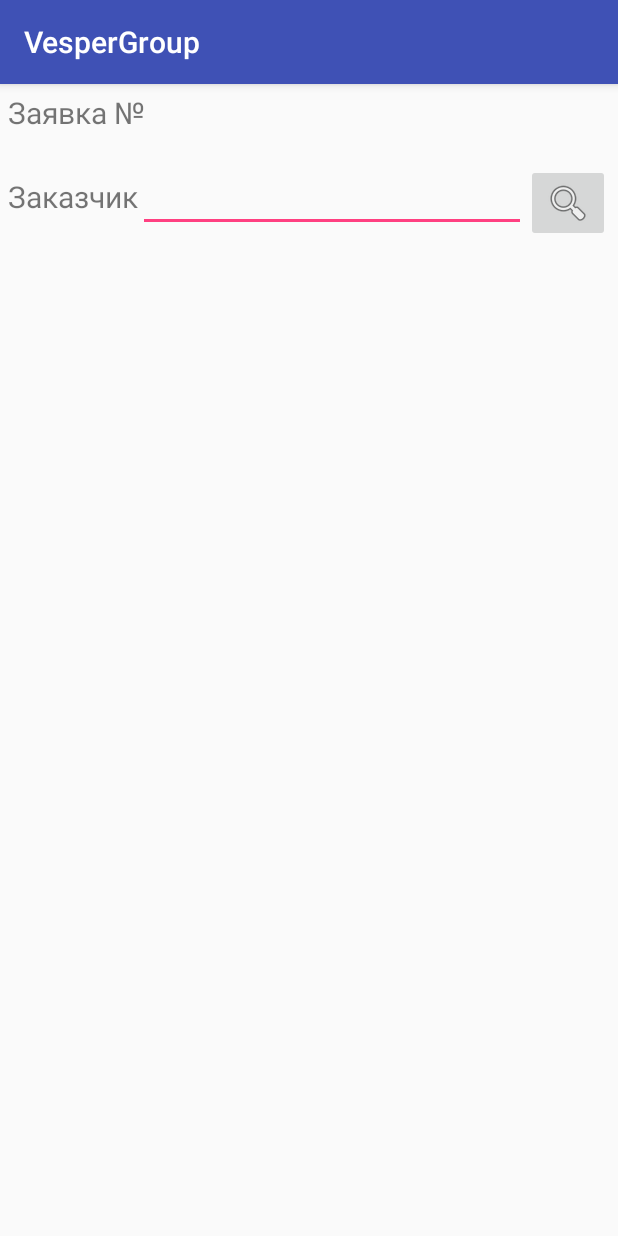
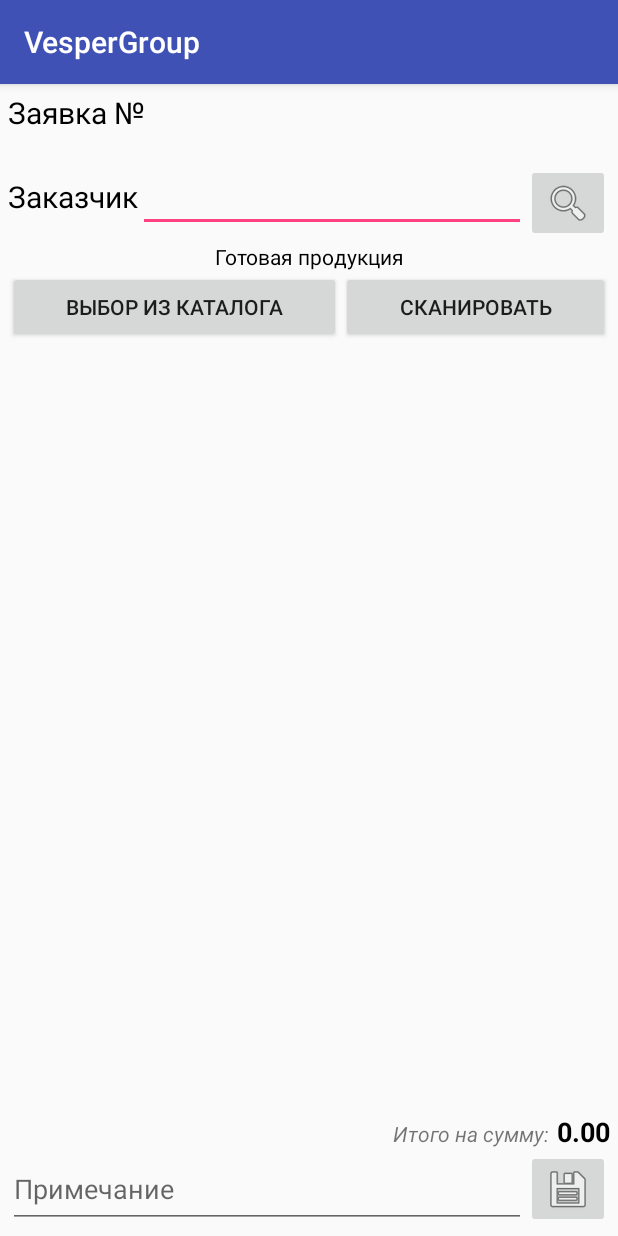
Before and after one commit to BessonovOleg/scanervg, an Android app: the OrderActivity screen opened directly, with no data from a screen before it, on a phone screen of 412 x 824 dp. Run offline under Robolectric (Android 15) with nearby library versions, the phone set to English and light mode, and no system bars.

Commit message:
added Order activity

```diff
--- a/app/src/main/java/ua/com/vg/scanervg/activities/MainActivity.java
+++ b/app/src/main/java/ua/com/vg/scanervg/activities/MainActivity.java
@@ -60,7 +60,7 @@ public class MainActivity extends AppCompatActivity implements DocInfoRVAdapter.
         btnAddDocument.setOnClickListener(new View.OnClickListener() {
             @Override
             public void onClick(View v) {
-                Intent intent = new Intent(MainActivity.this,DocumentActivity.class);
+                Intent intent = getIntentByDocType(docKind);
                 intent.putExtra("DOCID",0);
                 startActivityForResult(intent,1);
             }
--- a/app/src/main/res/layout/activity_order.xml
+++ b/app/src/main/res/layout/activity_order.xml
@@ -17,7 +17,8 @@
             android:layout_width="wrap_content"
             android:layout_height="match_parent"
             android:text="@string/orderNoCaption"
-            android:textSize="20sp"/>
+            android:textColor="@android:color/black"
+            android:textSize="20sp" />
 
         <TextView
             android:id="@+id/tvOrderDocNo"
@@ -43,16 +44,19 @@
         <TextView
             android:layout_width="wrap_content"
             android:layout_height="wrap_content"
+            android:layout_weight="0"
             android:text="@string/customer"
-            android:layout_weight="0"
-            android:textSize="20sp"/>
+            android:textColor="@android:color/black"
+            android:textSize="20sp" />
 
         <EditText
             android:id="@+id/edCustomer"
             android:layout_width="wrap_content"
             android:layout_height="wrap_content"
-            android:paddingLeft="5dp"
-            android:layout_weight="3"/>
+            android:layout_weight="3"
+            android:maxLength="255"
+            android:maxLines="2"
+            android:paddingLeft="5dp" />
 
         <ImageButton
             android:id="@+id/btnFindCustomer"
@@ -61,5 +65,87 @@
             android:src="@android:drawable/ic_menu_search" />
     </LinearLayout>
 
+    <TextView
+        android:layout_width="match_parent"
+        android:layout_height="wrap_content"
+        android:gravity="center"
+        android:text="@string/labelMakedEntity"
+        android:textColor="@android:color/black" />
+
+    <LinearLayout
+        android:layout_width="match_parent"
+        android:layout_height="wrap_content"
+        android:orientation="horizontal">
+
+        <Button
+            android:id="@+id/btnSelectEntityFromCatalog"
+            android:layout_width="wrap_content"
+            android:layout_height="wrap_content"
+            android:layout_weight="1"
+            android:text="@string/btnSelectEntityFromCatalog" />
+
+        <Button
+            android:id="@+id/btnScanEntity"
+            android:layout_width="wrap_content"
+            android:layout_height="wrap_content"
+            android:layout_weight="1"
+            android:text="@string/btnScanEntity" />
+    </LinearLayout>
+
+    <android.support.v7.widget.RecyclerView
+        android:layout_width="match_parent"
+        android:layout_height="wrap_content"
+        android:layout_weight="2"
+        android:id="@+id/orderContents"/>
+
+    <LinearLayout
+        android:layout_width="match_parent"
+        android:layout_height="wrap_content"
+        android:orientation="horizontal">
+
+        <TextView
+            android:layout_width="wrap_content"
+            android:layout_height="wrap_content"
+            android:layout_weight="2"
+            android:gravity="end"
+            android:text="@string/lbFooterOrder"
+            android:textStyle="italic" />
+
+        <TextView
+            android:id="@+id/orderDocSum"
+            android:layout_width="wrap_content"
+            android:layout_height="wrap_content"
+            android:gravity="end"
+            android:paddingLeft="5dp"
+            android:text="0.00"
+            android:textColor="@android:color/black"
+            android:textSize="18sp"
+            android:textStyle="bold" />
+    </LinearLayout>
+
+
+    <LinearLayout
+        android:layout_width="match_parent"
+        android:layout_height="wrap_content"
+        android:orientation="horizontal">
+
+        <EditText
+            android:id="@+id/editTextOrderMemo"
+            android:layout_width="wrap_content"
+            android:layout_height="match_parent"
+            android:layout_gravity="start"
+            android:layout_weight="2"
+            android:hint="@string/docmemo"
+            android:ems="15"
+            android:inputType="text" />
+
+        <ImageButton
+            android:id="@+id/btnSaveOrder"
+            android:layout_width="wrap_content"
+            android:layout_height="wrap_content"
+            android:layout_gravity="right"
+            android:src="@android:drawable/ic_menu_save" />
+
+    </LinearLayout>
 
 </LinearLayout>
--- a/app/src/main/res/values/strings.xml
+++ b/app/src/main/res/values/strings.xml
@@ -8,11 +8,16 @@
     <string name="docmemo">Примечание</string>
     <string name="msgNotSetConfig">Не указаны настройки сервера</string>
     <string name="msgEntityNotFound">Код не найден</string>
+    <string name="msgAgentNotFound">Корреспондент не найден</string>
     <string name="symbolNumber">№</string>
     <string name="captionDialogSelectEntity">Выберите объект учета</string>
+    <string name="captionDialogSelectAgent">Выберите корреспондента</string>
     <string name="btnSelectDocKindDefaultText">Выберите тип документа</string>
     <string name="orderNoCaption">Заявка №</string>
     <string name="customer">Заказчик</string>
+    <string name="btnSelectEntityFromCatalog">Выбор из каталога</string>
+    <string name="btnScanEntity">Сканировать</string>
+    <string name="lbFooterOrder">Итого на сумму:</string>
     <string name="B1">1</string>
     <string name="B2">2</string>
     <string name="B3">3</string>
```
Also changed, not shown: app/src/main/java/ua/com/vg/scanervg/activities/OrderActivity.java (+52 -2 lines), app/src/main/java/ua/com/vg/scanervg/async/AgentFinder.java (+49 -1 lines).
